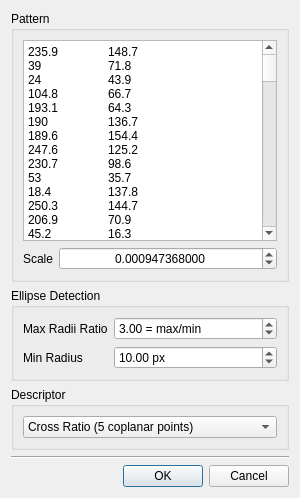
First picture: the form in app/ui/RandomFeatureFinder.ui, repository xalpha/iris, before the edit.
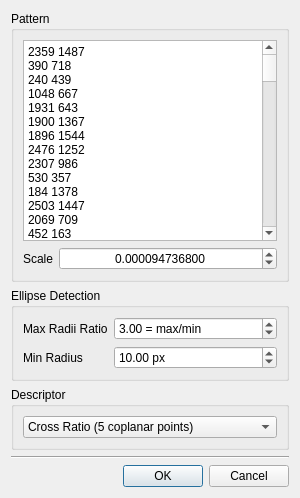
Second picture: the form after the edit.

Diff of the .ui file:
```diff
--- a/app/ui/RandomFeatureFinder.ui
+++ b/app/ui/RandomFeatureFinder.ui
@@ -42,7 +42,7 @@
          <number>12</number>
         </property>
         <property name="value">
-         <double>0.000947368000000</double>
+         <double>0.000094736800000</double>
         </property>
        </widget>
       </item>
@@ -52,157 +52,156 @@
          <enum>Qt::ScrollBarAlwaysOff</enum>
         </property>
         <property name="plainText">
-         <string notr="true">235.9	148.7
-39	71.8
-24	43.9
-104.8	66.7
-193.1	64.3
-190	136.7
-189.6	154.4
-247.6	125.2
-230.7	98.6
-53	35.7
-18.4	137.8
-250.3	144.7
-206.9	70.9
-45.2	16.3
-115.9	164.7
-63.2	43.2
-224.2	164.4
-174.3	150.1
-108.9	112.9
-149.4	29.2
-35.6	115.4
-80	103.3
-15.5	157.5
-118.1	139.7
-66.3	82.3
-208.8	95.9
-52.9	139.2
-89.1	35.6
-153.4	68.1
-39.1	34.4
-61.8	153.9
-98.5	123
-116.4	16.2
-218.8	38.4
-131.9	79.2
-98.4	95.3
-207.4	139.9
-134.5	116.6
-150.3	106.1
-87.3	79.8
-156.3	93.9
-160.4	49.9
-234.8	14.7
-78.8	62
-196	120.1
-23.4	66.9
-196.6	37.9
-93.3	139.6
-163.8	18.8
-238.7	33.5
-253.7	114.1
-239.4	60.4
-227.8	48.3
-130.9	50.7
-87.9	114.1
-83.6	130.7
-33	142.6
-144.8	44.9
-73	136.8
-115.9	33.3
-177.4	65.2
-174.5	79.5
-26.6	90.1
-223.1	132
-216.3	25.3
-174.2	102.3
-34.7	50.8
-52.4	58
-167.6	130.2
-210.1	164.1
-195.6	52.2
-113.2	100.9
-146.6	136.8
-201.1	106.9
-180.8	91.2
-137	157.3
-62.9	166.7
-99.5	22.7
-118.4	81.8
-102.9	152.9
-193.3	92.6
-48.7	92
-256.3	83.8
-13	113
-147.1	81.7
-69.5	32.7
-184	48.3
-12	125.5
-134	92
-121.7	112.1
-238.7	135
-60.9	111.8
-219.7	61.5
-49.8	159.4
-98.9	54.6
-24.3	22.4
-130.6	135
-251.7	27.6
-133.3	16.8
-236.8	74.4
-77.8	18
-252.3	39.9
-223	79.8
-42.8	103.8
-185.3	28.3
-134.8	29.1
-76.9	163.6
-191.7	79
-244.2	100.1
-242.4	166.7
-181.3	16.2
-176.8	162
-148.4	124.4
-146.7	14.9
-243.1	84.9
-151.3	148.9
-127.7	147.1
-170.2	116.7
-172	27.9
-101	38
-90.7	160.2
-155.3	162.4
-57.5	22.8
-203	13.4
-28.4	104.4
-232.4	119
-34.8	161.9
-116.3	45.6
-66.5	57.1
-187.5	105.3
-127.1	63.1
-51.6	125.9
-60.5	69.9
-211.8	52.2
-254.8	55.3
-12.4	31.4
-140.9	70.3
-27.7	125.4
-17.3	99.1
-204.4	26.9
-89.7	14.1
-79.5	49.1
-220.8	145.9
-257.9	17
-91	64.4
-61.2	94.5
-256.8	163.7
-256.3	102.3
-53.1	79.5
-74.3	122.2
-</string>
+         <string notr="true">2359 1487
+390 718
+240 439
+1048 667
+1931 643
+1900 1367
+1896 1544
+2476 1252
+2307 986
+530 357
+184 1378
+2503 1447
+2069 709
+452 163
+1159 1647
+632 432
+2242 1644
+1743 1501
+1089 1129
+1494 292
+356 1154
+800 1033
+155 1575
+1181 1397
+663 823
+2088 959
+529 1392
+891 356
+1534 681
+391 344
+618 1539
+985 1230
+1164 162
+2188 384
+1319 792
+984 953
+2074 1399
+1345 1166
+1503 1061
+873 798
+1563 939
+1604 499
+2348 147
+788 620
+1960 1201
+234 669
+1966 379
+933 1396
+1638 188
+2387 335
+2537 1141
+2394 604
+2278 483
+1309 507
+879 1141
+836 1307
+330 1426
+1448 449
+730 1368
+1159 333
+1774 652
+1745 795
+266 901
+2231 1320
+2163 253
+1742 1023
+347 508
+524 580
+1676 1302
+2101 1641
+1956 522
+1132 1009
+1466 1368
+2011 1069
+1808 912
+1370 1573
+629 1667
+995 227
+1184 818
+1029 1529
+1933 926
+487 920
+2563 838
+130 1130
+1471 817
+695 327
+1840 483
+120 1255
+1340 920
+1217 1121
+2387 1350
+609 1118
+2197 615
+498 1594
+989 546
+243 224
+1306 1350
+2517 276
+1333 168
+2368 744
+778 180
+2523 399
+2230 798
+428 1038
+1853 283
+1348 291
+769 1636
+1917 790
+2442 1001
+2424 1667
+1813 162
+1768 1620
+1484 1244
+1467 149
+2431 849
+1513 1489
+1277 1471
+1702 1167
+1720 279
+1010 380
+907 1602
+1553 1624
+575 228
+2030 134
+284 1044
+2324 1190
+348 1619
+1163 456
+665 571
+1875 1053
+1271 631
+516 1259
+605 699
+2118 522
+2548 553
+124 314
+1409 703
+277 1254
+173 991
+2044 269
+897 141
+795 491
+2208 1459
+2579 170
+910 644
+612 945
+2568 1637
+2563 1023
+531 795
+743 1222</string>
         </property>
        </widget>
       </item>
```
